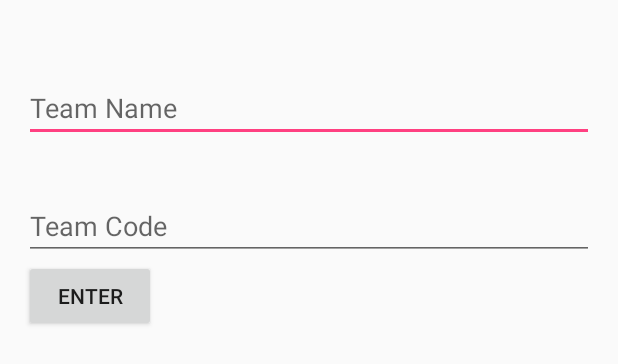
After one commit to hasbrour1/NHLTracker, an Android app: the layout activity_add_team.xml on its own in the app's theme, with its tools: preview values and no code run, on a phone screen of 412 x 824 dp. The commit adds this screen. Shown: the top 364 px of the screen. Run offline under Robolectric (Android 15) with nearby library versions, the phone set to English and light mode, and no system bars.

Commit message:
Added AddTeamActivity and Button Listeners on HomeActivity and AddTeamActivity.  Created the layout for AddTeamActivity.

```diff
--- a/app/src/main/AndroidManifest.xml
+++ b/app/src/main/AndroidManifest.xml
@@ -15,6 +15,8 @@
                 <category android:name="android.intent.category.LAUNCHER"/>
             </intent-filter>
         </activity>
+        <activity android:name=".AddTeamActivity">
+        </activity>
     </application>
 
 </manifest>
--- /dev/null
+++ b/app/src/main/res/layout/activity_add_team.xml
@@ -0,0 +1,43 @@
+<?xml version="1.0" encoding="utf-8"?>
+<LinearLayout
+    xmlns:android="http://schemas.android.com/apk/res/android"
+    xmlns:tools="http://schemas.android.com/tools"
+    android:layout_width="match_parent"
+    android:layout_height="wrap_content"
+    android:paddingBottom="@dimen/activity_vertical_margin"
+    android:paddingLeft="@dimen/activity_horizontal_margin"
+    android:paddingRight="@dimen/activity_horizontal_margin"
+    android:paddingTop="@dimen/activity_vertical_margin"
+    tools:context="com.hasbrouckproductions.rhasbrouck.nhltracker.AddTeamActivity"
+    android:orientation="vertical">
+
+    <Space
+        android:layout_width="50px"
+        android:layout_height="50px"
+        />
+
+    <EditText
+        android:layout_width="match_parent"
+        android:layout_height="wrap_content"
+        android:id="@+id/teamNameEditText"
+        android:hint="@string/team_name"
+        />
+
+    <Space
+        android:layout_width="20px"
+        android:layout_height="50px"
+        />
+
+    <EditText
+        android:layout_width="match_parent"
+        android:layout_height="wrap_content"
+        android:hint="@string/team_code"
+        android:id="@+id/teamCodeEditText"
+        android:layout_weight="1"/>
+
+    <Button
+        android:layout_width="wrap_content"
+        android:layout_height="wrap_content"
+        android:text="@string/enter_button"
+        android:id="@+id/enterButton"/>
+</LinearLayout>
--- a/app/src/main/res/values/strings.xml
+++ b/app/src/main/res/values/strings.xml
@@ -3,4 +3,7 @@
     <string name="refresh_button">Refresh</string>
     <string name="add_button">Add Team</string>
     <string name="remvoe_button">Remove Team</string>
+    <string name="enter_button">Enter</string>
+    <string name="team_code">Team Code</string>
+    <string name="team_name">Team Name</string>
 </resources>
```
Also changed, not shown: app/src/main/java/com/hasbrouckproductions/rhasbrouck/nhltracker/HomeActivity.java (+47 -2 lines).
